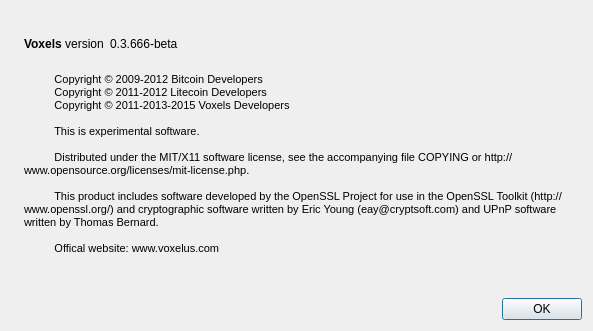
The window that src/qt/forms/aboutdialog.ui (zahidaliayub/RevolutionVR-Final-RVR) describes before a commit, drawn with Qt 5.
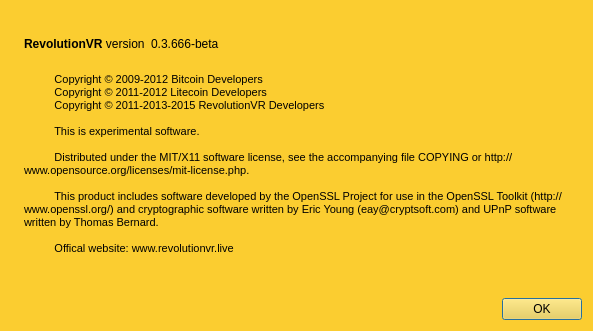
The same window after the commit. Icons and pictures are not drawn.

Diff of the .ui file:
```diff
--- a/src/qt/forms/aboutdialog.ui
+++ b/src/qt/forms/aboutdialog.ui
@@ -11,7 +11,10 @@
    </rect>
   </property>
   <property name="windowTitle">
-   <string>About Voxels</string>
+   <string>About RevolutionVR</string>
+  </property>
+  <property name="styleSheet">
+   <string notr="true">background-color:#FBCD30;</string>
   </property>
   <layout class="QHBoxLayout" name="horizontalLayout_2">
    <item>
@@ -50,7 +53,7 @@
           <cursorShape>IBeamCursor</cursorShape>
          </property>
          <property name="text">
-          <string>&lt;b&gt;Voxels&lt;/b&gt; version</string>
+          <string>&lt;b&gt;RevolutionVR&lt;/b&gt; version</string>
          </property>
          <property name="textInteractionFlags">
           <set>Qt::LinksAccessibleByMouse|Qt::TextSelectableByKeyboard|Qt::TextSelectableByMouse</set>
@@ -101,7 +104,7 @@
 &lt;p style=&quot;-qt-paragraph-type:empty; margin-top:0px; margin-bottom:0px; margin-left:0px; margin-right:0px; -qt-block-indent:0; text-indent:0px;&quot;&gt;&lt;/p&gt;
 &lt;p style=&quot; margin-top:0px; margin-bottom:0px; margin-left:0px; margin-right:0px; -qt-block-indent:0; text-indent:0px;&quot;&gt;&lt;span style=&quot; font-size:8pt;&quot;&gt;          Copyright © 2009-2012 Bitcoin Developers&lt;/span&gt;&lt;/p&gt;
 &lt;p style=&quot; margin-top:0px; margin-bottom:0px; margin-left:0px; margin-right:0px; -qt-block-indent:0; text-indent:0px;&quot;&gt;&lt;span style=&quot; font-size:8pt;&quot;&gt;          Copyright © 2011-2012 Litecoin Developers&lt;/span&gt;&lt;/p&gt;
-&lt;p style=&quot; margin-top:0px; margin-bottom:0px; margin-left:0px; margin-right:0px; -qt-block-indent:0; text-indent:0px;&quot;&gt;&lt;span style=&quot; font-size:8pt;&quot;&gt;          Copyright © 2011-2013-2015 Voxels Developers&lt;/span&gt;&lt;/p&gt;
+&lt;p style=&quot; margin-top:0px; margin-bottom:0px; margin-left:0px; margin-right:0px; -qt-block-indent:0; text-indent:0px;&quot;&gt;&lt;span style=&quot; font-size:8pt;&quot;&gt;          Copyright © 2011-2013-2015 RevolutionVR Developers&lt;/span&gt;&lt;/p&gt;
 &lt;p style=&quot;-qt-paragraph-type:empty; margin-top:0px; margin-bottom:0px; margin-left:0px; margin-right:0px; -qt-block-indent:0; text-indent:0px; font-size:8pt;&quot;&gt;&lt;/p&gt;
 &lt;p style=&quot; margin-top:0px; margin-bottom:0px; margin-left:0px; margin-right:0px; -qt-block-indent:0; text-indent:0px;&quot;&gt;&lt;span style=&quot; font-size:8pt;&quot;&gt;          This is experimental software.&lt;/span&gt;&lt;/p&gt;
 &lt;p style=&quot;-qt-paragraph-type:empty; margin-top:0px; margin-bottom:0px; margin-left:0px; margin-right:0px; -qt-block-indent:0; text-indent:0px; font-size:8pt;&quot;&gt;&lt;/p&gt;
@@ -109,7 +112,7 @@
 &lt;p style=&quot;-qt-paragraph-type:empty; margin-top:0px; margin-bottom:0px; margin-left:0px; margin-right:0px; -qt-block-indent:0; text-indent:0px; font-size:8pt;&quot;&gt;&lt;/p&gt;
 &lt;p style=&quot; margin-top:0px; margin-bottom:0px; margin-left:0px; margin-right:0px; -qt-block-indent:0; text-indent:0px;&quot;&gt;&lt;span style=&quot; font-size:8pt;&quot;&gt;          This product includes software developed by the OpenSSL Project for use in the OpenSSL Toolkit (http://www.openssl.org/) and cryptographic software written by Eric Young (eay@cryptsoft.com) and UPnP software written by Thomas Bernard.&lt;/span&gt;&lt;/p&gt;
 &lt;p style=&quot;-qt-paragraph-type:empty; margin-top:0px; margin-bottom:0px; margin-left:0px; margin-right:0px; -qt-block-indent:0; text-indent:0px; font-size:8pt;&quot;&gt;&lt;/p&gt;
-&lt;p style=&quot; margin-top:0px; margin-bottom:0px; margin-left:0px; margin-right:0px; -qt-block-indent:0; text-indent:0px;&quot;&gt;&lt;span style=&quot; font-size:8pt;&quot;&gt;          Offical website: www.voxelus.com&lt;/span&gt;&lt;/p&gt;
+&lt;p style=&quot; margin-top:0px; margin-bottom:0px; margin-left:0px; margin-right:0px; -qt-block-indent:0; text-indent:0px;&quot;&gt;&lt;span style=&quot; font-size:8pt;&quot;&gt;          Offical website: www.revolutionvr.live&lt;/span&gt;&lt;/p&gt;
 &lt;p style=&quot; margin-top:0px; margin-bottom:0px; margin-left:0px; margin-right:0px; -qt-block-indent:0; text-indent:0px;&quot;&gt;&lt;span style=&quot; font-size:8pt;&quot;&gt;        &lt;/span&gt;&lt;/p&gt;&lt;/body&gt;&lt;/html&gt;</string>
        </property>
        <property name="wordWrap">
```
